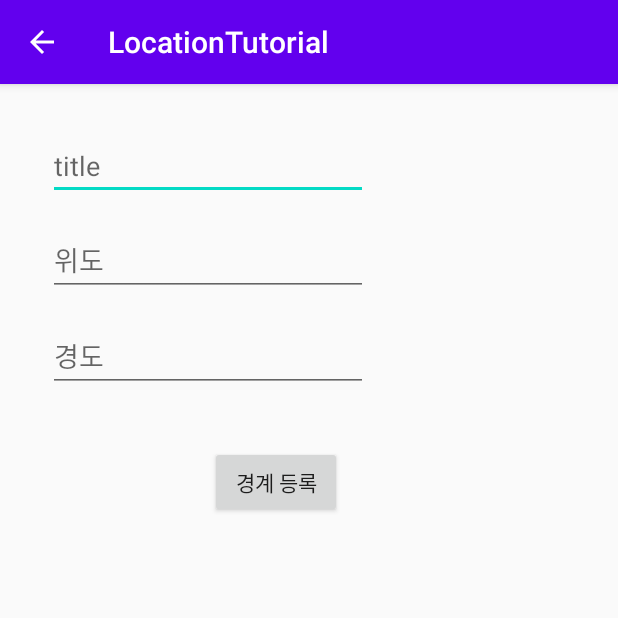
After one commit to FeeGit/Test2, an Android app: the MarkerAddActivity screen opened directly, with no data from a screen before it, on a phone screen of 412 x 824 dp, the top half of it. The commit adds this screen. Run offline under Robolectric (Android 15) with nearby library versions, the phone set to English and light mode, and no system bars.

Commit message:
너가 본체가 되리라

```diff
--- a/app/src/main/java/com/example/locationtutorial/MainActivity.java
+++ b/app/src/main/java/com/example/locationtutorial/MainActivity.java
@@ -6,12 +6,14 @@ import androidx.core.app.ActivityCompat;
 import androidx.core.content.ContextCompat;
 
 import android.Manifest;
+import android.content.Intent;
 import android.content.IntentSender;
 import android.content.pm.PackageManager;
 import android.location.Location;
 import android.os.Bundle;
 import android.os.Looper;
 import android.util.Log;
+import android.view.View;
 
 import com.google.android.gms.common.api.ResolvableApiException;
 import com.google.android.gms.location.FusedLocationProviderClient;
@@ -57,6 +59,10 @@ public class MainActivity extends AppCompatActivity {
         locationRequest.setInterval(4000);
         locationRequest.setFastestInterval(2000);
         locationRequest.setPriority(LocationRequest.PRIORITY_HIGH_ACCURACY);
+    }
+
+    public void moveMarkerList(View view) {
+        startActivity(new Intent(this, MarkerListActivity.class));
     }
 
     @Override
--- /dev/null
+++ b/app/src/main/java/com/example/locationtutorial/MarkerAddActivity.java
@@ -0,0 +1,99 @@
+package com.example.locationtutorial;
+
+import android.content.ContentValues;
+import android.content.Intent;
+import android.database.sqlite.SQLiteDatabase;
+import android.os.Bundle;
+import android.view.Menu;
+import android.view.MenuItem;
+import android.view.View;
+import android.widget.EditText;
+import android.widget.Toast;
+
+import androidx.annotation.NonNull;
+import androidx.appcompat.app.AppCompatActivity;
+
+public class MarkerAddActivity extends AppCompatActivity {
+    //화면에 적은 글자를 활용하도록 전역변수로 선언해준다.
+    private EditText mTitleEditText;
+    private EditText mLatEditText;      //위도
+    private EditText mLngEditText;      //경도
+    private long mMemoId = -1;      //수정을 위해선 id를 공유해야 하므로 생성.
+
+
+    @Override
+    protected void onCreate(Bundle savedInstanceState) {
+        super.onCreate(savedInstanceState);
+        setContentView(R.layout.activity_marker_add);
+        //위에 선언한 변수와 layout에 존재하는 edittext를 연결해준다.
+        mTitleEditText = findViewById(R.id.title_edit);
+        mLatEditText = findViewById(R.id.lat_edit);
+        mLngEditText = findViewById(R.id.lng_edit);
+
+        //이부분은 db를 연동하는 부분이다. 데이터 뿌려주기.
+        Intent intent = getIntent();
+        if(intent != null){     // 누군가가 intent를 호출했다면
+
+            //이후에 db에 데이터를 저장하면서 관리하기 쉽게 id를 부여해준다.
+            mMemoId = intent.getLongExtra("id", -1);        //아이디 갱신
+            String title = intent.getStringExtra("title");
+            String lat = intent.getStringExtra("lat");
+            String lng = intent.getStringExtra("lng");
+
+            mTitleEditText.setText(title);
+            mLatEditText.setText(lat);
+            mLngEditText.setText(lng);
+        }
+    }
+
+    public void addMarker(View view) {      // addMaker 를 눌렀다면?
+        //editText에 적혀있는 글을 string으로 읽어온다.
+        String title = mTitleEditText.getText().toString();
+        String lat = mLatEditText.getText().toString();
+        String lng = mLngEditText.getText().toString();
+
+        //db에 저장하는 형식으로 데이터를 변환해준다.
+        ContentValues contentValues = new ContentValues();      // db 저장용 방법. contentValue 객체에 담아 저장한다.
+        contentValues.put(MemoContract.MemoEntry.COLUMN_NAME_TITLE, title);     // 저장할것들.
+        contentValues.put(MemoContract.MemoEntry.COLUMN_NAME_LAT, lat);
+        contentValues.put(MemoContract.MemoEntry.COLUMN_NAME_LNG, lng);
+
+        //db를 write형식으로 가져오자.
+        SQLiteDatabase db = MemoDbHelper.getInstance(this).getWritableDatabase();       //db에 작성하는 코드. 에러 발생시 -1 return
+
+        //만약 수정을 하고 뒤로 갔으면? 그에 대한 코드.
+        if(mMemoId == -1){      // 삽입을 했다면?
+            //db에 데이터를 넣어준다.
+            long newRowId = db.insert(MemoContract.MemoEntry.TABLE_NAME,null, contentValues);       //db에 데이터 넣기. return long
+
+            //제대로 들어갔는지 toast메시지로 확인하자.
+            if(newRowId == -1){
+                Toast.makeText(this, "저장에 문제가 발생하였습니다.", Toast.LENGTH_SHORT).show();
+            }
+            else{
+                Toast.makeText(this, "경계가 추가되었습니다", Toast.LENGTH_SHORT).show();
+                setResult(RESULT_OK);
+
+                startActivity(new Intent(this, com.example.locationtutorial.MarkerListActivity.class));
+            }
+        }
+        else{
+            //수정을 해주는 코드.
+            //db 업데이트 하기.   //현재 아이디가 mMemId와 같을때 그 객체를 contentValues로 덮어 쓰겠다.
+            int count = db.update(MemoContract.MemoEntry.TABLE_NAME, contentValues, MemoContract.MemoEntry._ID + "=" + mMemoId, null);
+
+            if(count == 0) {        //수정된 갯수: count. 수정된것이 없다? 문제 발생 .
+                Toast.makeText(this, "수정에 문제가 발생하였습니다.", Toast.LENGTH_SHORT).show();
+            }
+            else {      //수정된 갯수가 0이 아님 : 수정 성공 .
+                Toast.makeText(this, "경계가 수정되었습니다", Toast.LENGTH_SHORT).show();
+                setResult(RESULT_OK);
+            }
+        }
+
+
+
+
+
+    }
+}
--- /dev/null
+++ b/app/src/main/res/layout/activity_marker_add.xml
@@ -0,0 +1,59 @@
+<?xml version="1.0" encoding="utf-8"?>
+<androidx.constraintlayout.widget.ConstraintLayout xmlns:android="http://schemas.android.com/apk/res/android"
+    xmlns:app="http://schemas.android.com/apk/res-auto"
+    xmlns:tools="http://schemas.android.com/tools"
+    android:layout_width="match_parent"
+    android:layout_height="match_parent"
+    tools:context=".MarkerAddActivity">
+
+    <EditText
+        android:id="@+id/title_edit"
+        android:layout_width="wrap_content"
+        android:layout_height="wrap_content"
+        android:layout_marginStart="32dp"
+        android:layout_marginLeft="32dp"
+        android:layout_marginTop="32dp"
+        android:ems="10"
+        android:hint="title"
+        app:layout_constraintStart_toStartOf="parent"
+        app:layout_constraintTop_toTopOf="parent" />
+
+    <EditText
+        android:id="@+id/lat_edit"
+        android:layout_width="wrap_content"
+        android:layout_height="wrap_content"
+        android:layout_marginStart="32dp"
+        android:layout_marginLeft="32dp"
+        android:layout_marginTop="16dp"
+        android:ems="10"
+        android:hint="위도"
+        android:inputType="numberDecimal"
+        app:layout_constraintStart_toStartOf="parent"
+        app:layout_constraintTop_toBottomOf="@+id/title_edit" />
+
+    <EditText
+        android:id="@+id/lng_edit"
+        android:layout_width="wrap_content"
+        android:layout_height="wrap_content"
+        android:layout_marginStart="32dp"
+        android:layout_marginLeft="32dp"
+        android:layout_marginTop="16dp"
+        android:ems="10"
+        android:hint="경도"
+        android:inputType="numberDecimal"
+        app:layout_constraintStart_toStartOf="parent"
+        app:layout_constraintTop_toBottomOf="@+id/lat_edit" />
+
+    <Button
+        android:id="@+id/maker_add_button"
+        android:layout_width="wrap_content"
+        android:layout_height="wrap_content"
+        android:layout_marginStart="140dp"
+        android:layout_marginLeft="140dp"
+        android:layout_marginTop="36dp"
+        android:onClick="addMarker"
+        android:text="경계 등록"
+        app:layout_constraintStart_toStartOf="parent"
+        app:layout_constraintTop_toBottomOf="@+id/lng_edit" />
+
+</androidx.constraintlayout.widget.ConstraintLayout>
```
Also changed, not shown: app/build.gradle (+7 -6 lines), app/src/main/AndroidManifest.xml (+11 -0 lines), app/src/main/java/com/example/locationtutorial/MarkerListActivity.java (added, +158 -0 lines), app/src/main/java/com/example/locationtutorial/MemoContract.java (added, +16 -0 lines), app/src/main/java/com/example/locationtutorial/MemoDbHelper.java (added, +54 -0 lines), app/src/main/res/drawable/ic_add_white_24dp.xml (added, +9 -0 lines), app/src/main/res/layout/activity_main.xml (+13 -0 lines), app/src/main/res/layout/activity_marker_list.xml (added, +27 -0 lines).
